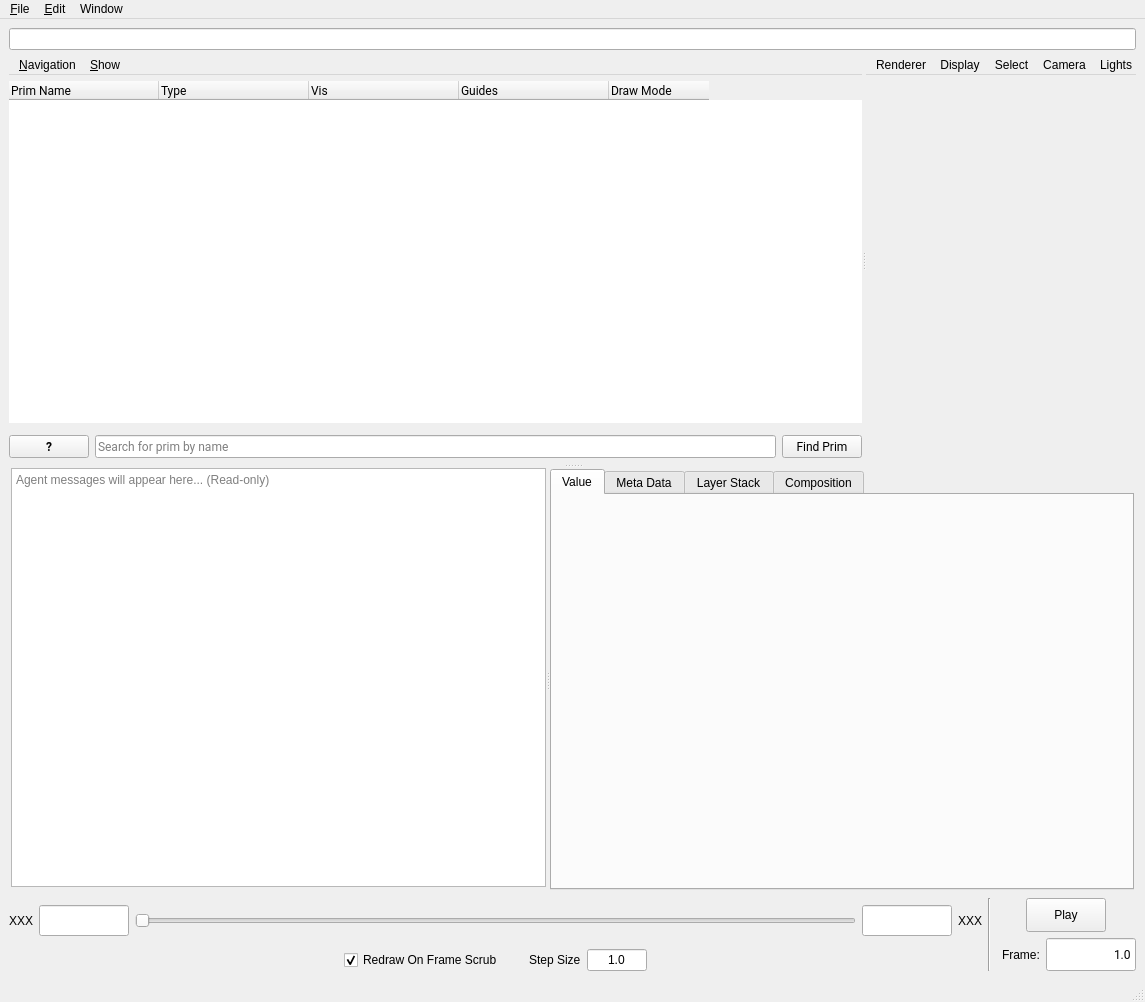
Above: pxr/usdImaging/usdviewq/mainWindowUI.ui from hmatsu-0227/OpenUSD before the change. Below: the same form after it.
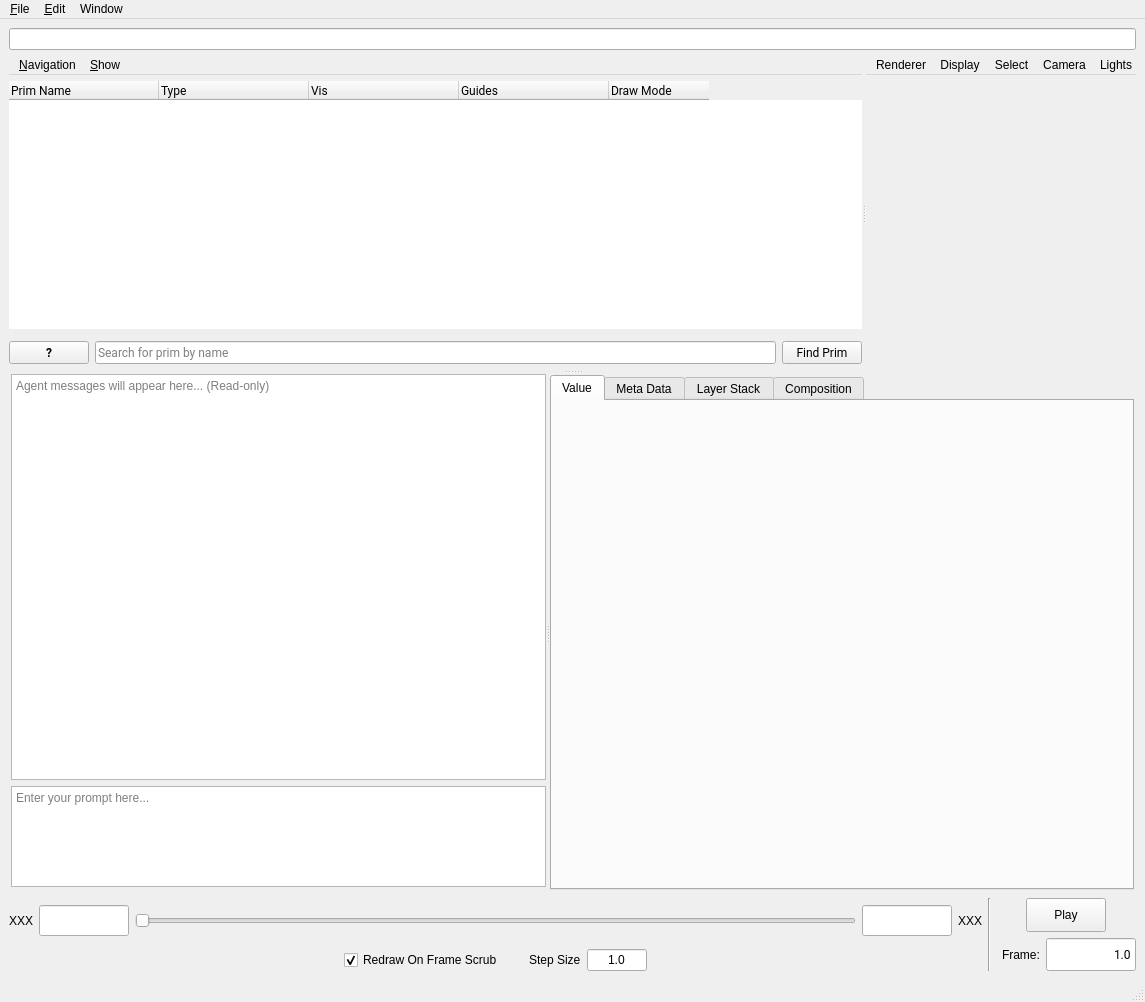
That is the form after the change. Custom widgets are drawn as their Qt base class.

Commit message: Add text box to Agent Message Frame.

What changed in the file:
```diff
--- a/pxr/usdImaging/usdviewq/mainWindowUI.ui
+++ b/pxr/usdImaging/usdviewq/mainWindowUI.ui
@@ -629,7 +629,7 @@
         <property name="lineWidth">
          <number>0</number>
         </property>
-        <layout class="QVBoxLayout" name="verticalLayout_7">
+        <layout class="QVBoxLayout" name="verticalLayout_7" stretch="4,1">
          <property name="leftMargin">
           <number>2</number>
          </property>
@@ -652,6 +652,16 @@
            </property>
           </widget>
          </item>
+         <item>
+          <widget class="QTextEdit" name="userPromptInput">
+           <property name="readOnly">
+            <bool>false</bool>
+           </property>
+           <property name="placeholderText">
+            <string>Enter your prompt here...</string>
+           </property>
+          </widget>
+         </item>
         </layout>
        </widget>
        <widget class="QFrame" name="userPromptFrame">
```
